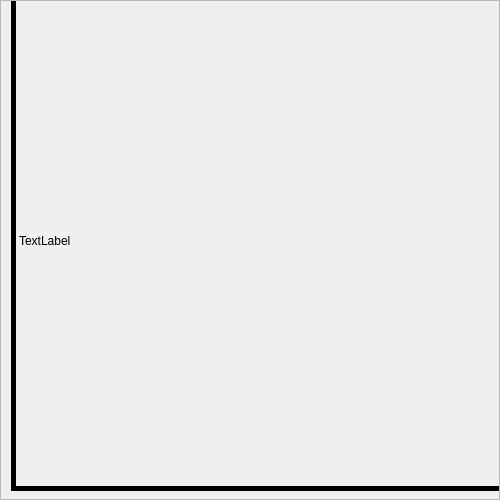
strizh78/MApp, file interface/imageViewer/imageEditor.ui: the form before one commit.
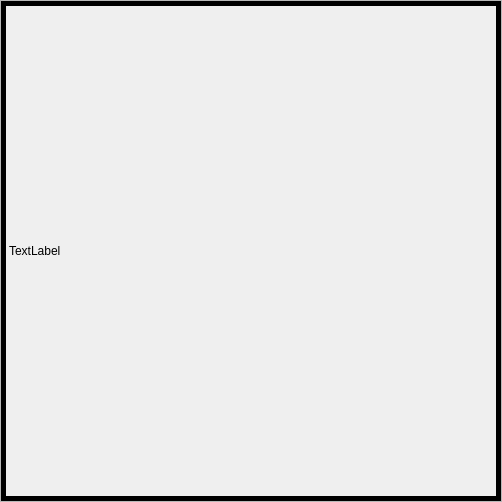
The form after the commit.

```diff
--- a/interface/imageViewer/imageEditor.ui
+++ b/interface/imageViewer/imageEditor.ui
@@ -6,8 +6,8 @@
    <rect>
     <x>0</x>
     <y>0</y>
-    <width>500</width>
-    <height>500</height>
+    <width>502</width>
+    <height>502</height>
    </rect>
   </property>
   <property name="windowTitle">
@@ -42,15 +42,15 @@
        <rect>
         <x>0</x>
         <y>0</y>
-        <width>498</width>
-        <height>498</height>
+        <width>500</width>
+        <height>500</height>
        </rect>
       </property>
       <widget class="QLabel" name="imageLabel">
        <property name="geometry">
         <rect>
-         <x>10</x>
-         <y>-10</y>
+         <x>0</x>
+         <y>0</y>
          <width>500</width>
          <height>500</height>
         </rect>
```
